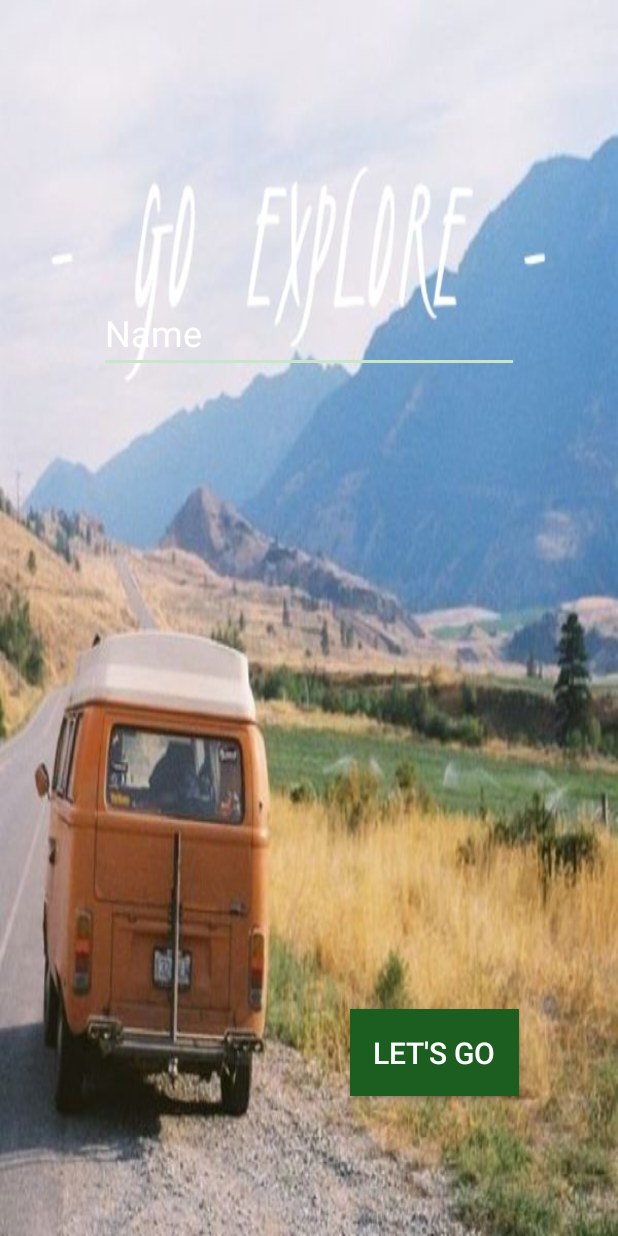
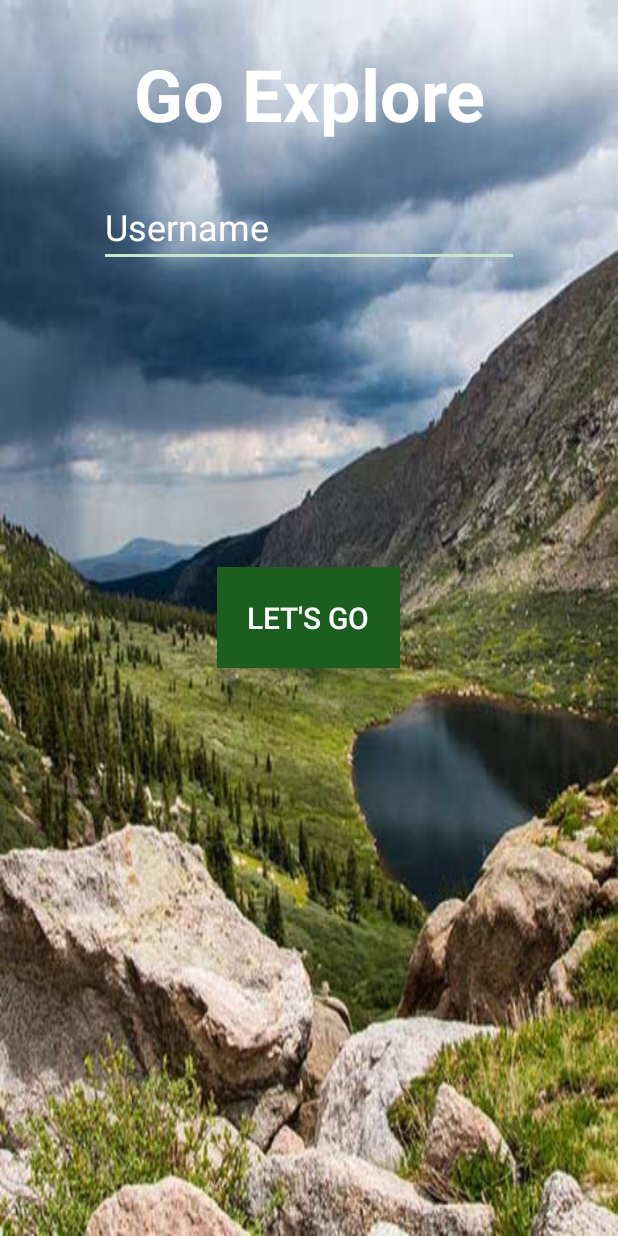
Before and after one commit to giladoved/Pin-it-Android, an Android app: the RegisterActivity screen opened directly, with no data from a screen before it, on a phone screen of 412 x 824 dp. Run offline under Robolectric (Android 15) with nearby library versions, the light colour scheme and no system bars.

Commit message:
ui updates

```diff
--- a/app/src/main/AndroidManifest.xml
+++ b/app/src/main/AndroidManifest.xml
@@ -23,7 +23,7 @@
 
     <application
         android:allowBackup="true"
-        android:icon="@mipmap/ic_launcher"
+        android:icon="@drawable/piniticon"
         android:label="Pin it"
         android:supportsRtl="true"
         android:theme="@style/AppTheme">
--- a/app/src/main/res/layout/activity_register.xml
+++ b/app/src/main/res/layout/activity_register.xml
@@ -1,32 +1,46 @@
 <?xml version="1.0" encoding="utf-8"?>
 <RelativeLayout xmlns:android="http://schemas.android.com/apk/res/android"
     android:layout_width="match_parent" android:layout_height="match_parent"
-    android:background="@drawable/registration">
+    android:background="@drawable/register">
 
     <EditText
         android:layout_width="wrap_content"
         android:layout_height="wrap_content"
-        android:inputType="textPersonName"
-        android:hint="Name"
+        android:inputType="textCapSentences"
+        android:hint="Username"
         android:ems="10"
         android:id="@+id/nameTxt"
-        android:layout_alignParentTop="true"
-        android:layout_centerHorizontal="true"
-        android:layout_marginTop="195dp"
         android:textColor="#FFFFFF"
-        android:textSize="24sp" />
+        android:textSize="24sp"
+        android:layout_below="@+id/textView"
+        android:layout_centerHorizontal="true" />
 
     <Button
         android:layout_width="wrap_content"
         android:layout_height="wrap_content"
         android:text="Let&apos;s go"
         android:id="@+id/signupBtn"
-        android:layout_marginBottom="93dp"
-        android:layout_alignParentBottom="true"
-        android:layout_alignEnd="@+id/nameTxt"
         android:textColor="#FFFFFF"
-        android:padding="15dp"
+        android:padding="20dp"
         android:background="#1B5E20"
         android:elegantTextHeight="false"
-        android:textSize="20sp" />
+        android:textSize="20sp"
+        android:layout_centerVertical="true"
+        android:layout_centerHorizontal="true"
+        android:backgroundTintMode="multiply"
+        android:backgroundTint="@android:color/primary_text_dark" />
+
+    <TextView
+        android:layout_width="match_parent"
+        android:layout_height="wrap_content"
+        android:textAppearance="?android:attr/textAppearanceLarge"
+        android:text="Go Explore"
+        android:padding="30dp"
+        android:textColor="#FFFFFF"
+        android:textAlignment="center"
+        android:textSize="48sp"
+        android:textStyle="bold"
+        android:id="@+id/textView"
+        android:layout_alignParentTop="true"
+        android:layout_centerHorizontal="true" />
 </RelativeLayout>
--- a/app/src/main/res/layout/fragment_add_pin.xml
+++ b/app/src/main/res/layout/fragment_add_pin.xml
@@ -19,6 +19,7 @@
                 android:layout_gravity="center_horizontal"
                 android:textColorHint="#888888"
                 android:hint="Title your new pin"
+                android:maxLength="50"
                 android:textSize="16sp"
                 android:singleLine="true" />
 
@@ -31,6 +32,7 @@
                 android:textColorHint="#888888"
                 android:hint="Describe it"
                 android:singleLine="true"
+                android:maxLength="100"
                 android:textSize="16sp"/>
 
             <EditText
@@ -42,6 +44,7 @@
                 android:textColorHint="#888888"
                 android:hint="How to find it again"
                 android:singleLine="true"
+                android:maxLength="100"
                 android:textSize="16sp"/>
 
             <Button
```
Also changed, not shown: app/src/main/java/com/oved/gilad/pinitandroid/app/pages/LandingActivity.java (+25 -2 lines), app/src/main/java/com/oved/gilad/pinitandroid/app/pages/MainActivity.java (+8 -3 lines), app/src/main/java/com/oved/gilad/pinitandroid/app/pages/RegisterActivity.java (+7 -1 lines), app/src/main/java/com/oved/gilad/pinitandroid/app/tabs/AddTab.java (+6 -3 lines), app/src/main/java/com/oved/gilad/pinitandroid/app/tabs/ListTab.java (+25 -2 lines), app/src/main/res/layout/activity_landing.xml (+7 -13 lines), app/src/main/res/layout/fragment_list_view.xml (+5 -5 lines), app/src/main/res/layout/listcell.xml (+26 -18 lines), app/src/main/res/drawable/piniticon.png (added), app/src/main/res/drawable/register.jpg (added), app/src/main/res/drawable/registration.jpg (deleted).
